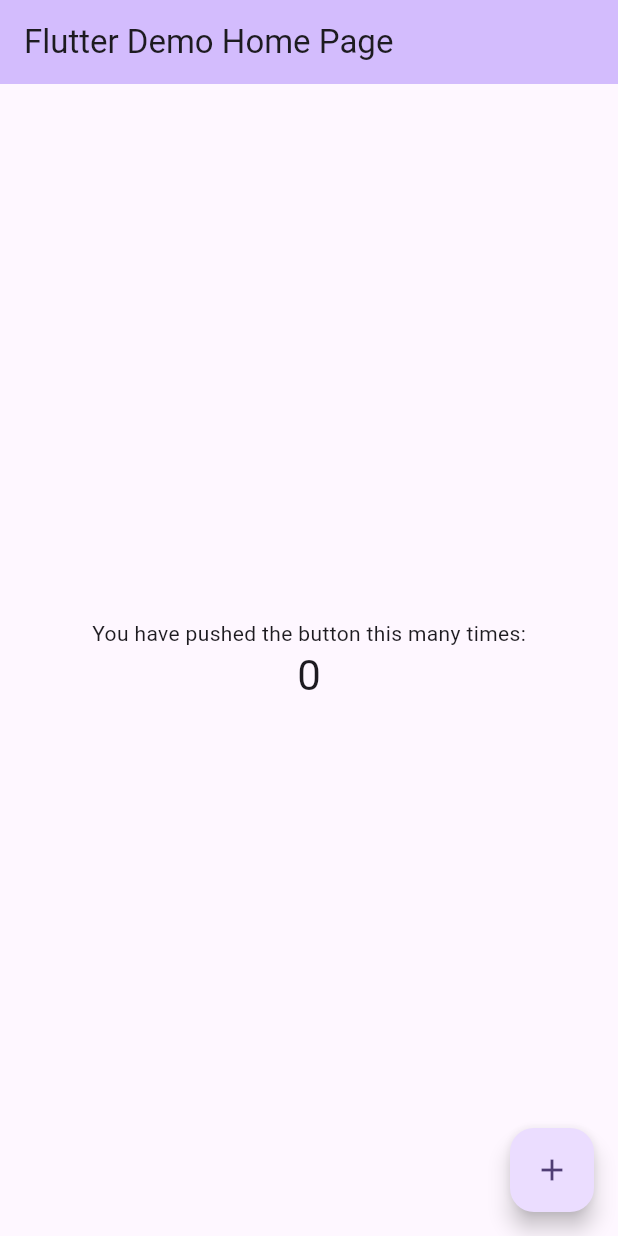
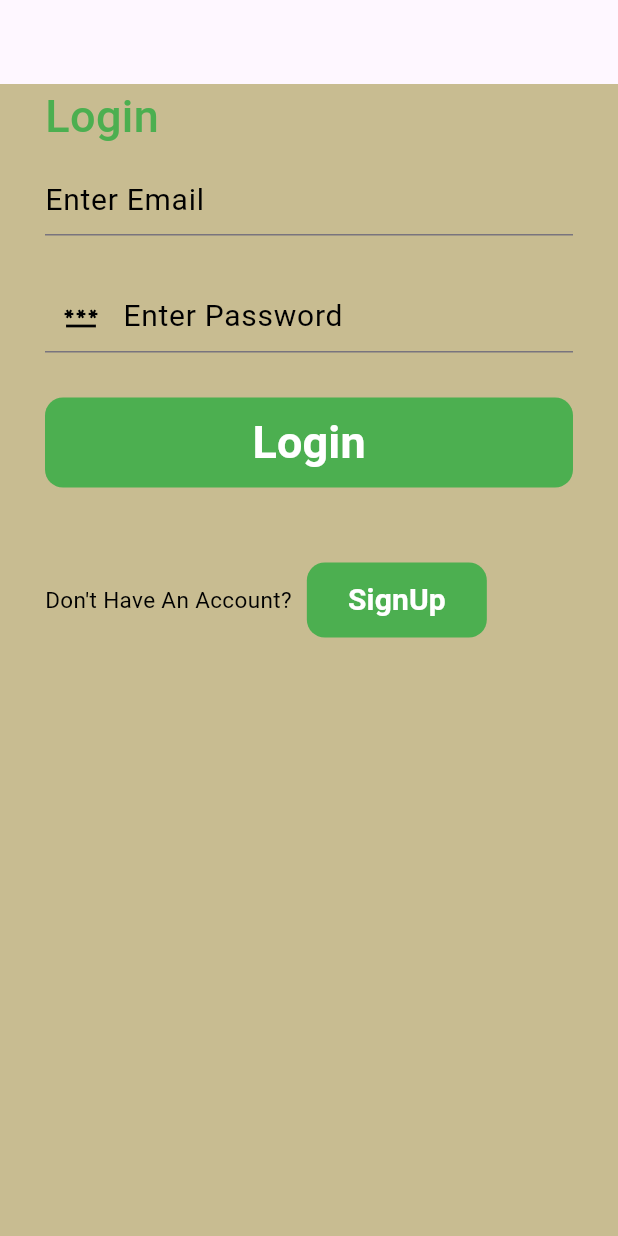
Before and after one commit to Mohitkhanal007/Grocery_store_app, a Flutter app: the screen it shows after launch, on a phone screen of 412 x 824 dp. Run offline on Flutter 3.47's test engine with Material 3 defaults, Android fonts, the phone set to English and light mode, and no system bars.

Commit message:
Login screen

```diff
--- /dev/null
+++ b/lib/app.dart
@@ -0,0 +1,15 @@
+
+import 'package:flutter/material.dart';
+import 'package:jerseyhub/view/login_screenview.dart';
+
+class App extends StatelessWidget {
+  const App({super.key});
+
+  @override
+  Widget build(BuildContext context) {
+    return MaterialApp(
+      home:LoginScreenview (),
+      debugShowCheckedModeBanner: false,
+    );
+  }
+}
--- a/lib/main.dart
+++ b/lib/main.dart
@@ -1,118 +1,6 @@
 import 'package:flutter/material.dart';
+import 'package:jerseyhub/app.dart';
 
 void main() {
-  runApp(const MyApp());
+  runApp( App());
 }
-
-class MyApp extends StatelessWidget {
-  const MyApp({super.key});
-
-  // This widget is the root of your application.
-  @override
-  Widget build(BuildContext context) {
-    return MaterialApp(
-      title: 'Flutter Demo',
-      theme: ThemeData(
-        // This is the theme of your application.
-        //
-        // TRY THIS: Try running your application with "flutter run". You'll see
-        // the application has a purple toolbar. Then, without quitting the app,
-        // try changing the seedColor in the colorScheme below to Colors.green
-        // and then invoke "hot reload" (save your changes or press the "hot
-        // reload" button in a Flutter-supported IDE, or press "r" if you used
-        // the command line to start the app).
-        //
-        // Notice that the counter didn't reset back to zero; the application
-        // state is not lost during the reload. To reset the state, use hot
-        // restart instead.
-        //
-        // This works for code too, not just values: Most code changes can be
-        // tested with just a hot reload.
-        colorScheme: ColorScheme.fromSeed(seedColor: Colors.deepPurple),
-      ),
-      home: const MyHomePage(title: 'Flutter Demo Home Page'),
-    );
-  }
-}
-
-class MyHomePage extends StatefulWidget {
-  const MyHomePage({super.key, required this.title});
-
-  // This widget is the home page of your application. It is stateful, meaning
-  // that it has a State object (defined below) that contains fields that affect
-  // how it looks.
-
-  // This class is the configuration for the state. It holds the values (in this
-  // case the title) provided by the parent (in this case the App widget) and
-  // used by the build method of the State. Fields in a Widget subclass are
-  // always marked "final".
-
-  final String title;
-
-  @override
-  State<MyHomePage> createState() => _MyHomePageState();
-}
-
-class _MyHomePageState extends State<MyHomePage> {
-  int _counter = 0;
-
-  void _incrementCounter() {
-    setState(() {
-
-      _counter++;
-    });
-  }
-
-  @override
-  Widget build(BuildContext context) {
-    // This method is rerun every time setState is called, for instance as done
-    // by the _incrementCounter method above.
-    //
-    // The Flutter framework has been optimized to make rerunning build methods
-    // fast, so that you can just rebuild anything that needs updating rather
-    // than having to individually change instances of widgets.
-    return Scaffold(
-      appBar: AppBar(
-        // TRY THIS: Try changing the color here to a specific color (to
-        // Colors.amber, perhaps?) and trigger a hot reload to see the AppBar
-        // change color while the other colors stay the same.
-        backgroundColor: Theme.of(context).colorScheme.inversePrimary,
-        // Here we take the value from the MyHomePage object that was created by
-        // the App.build method, and use it to set our appbar title.
-        title: Text(widget.title),
-      ),
-      body: Center(
-        // Center is a layout widget. It takes a single child and positions it
-        // in the middle of the parent.
-        child: Column(
-          // Column is also a layout widget. It takes a list of children and
-          // arranges them vertically. By default, it sizes itself to fit its
-          // children horizontally, and tries to be as tall as its parent.
-          //
-          // Column has various properties to control how it sizes itself and
-          // how it positions its children. Here we use mainAxisAlignment to
-          // center the children vertically; the main axis here is the vertical
-          // axis because Columns are vertical (the cross axis would be
-          // horizontal).
-          //
-          // TRY THIS: Invoke "debug painting" (choose the "Toggle Debug Paint"
-          // action in the IDE, or press "p" in the console), to see the
-          // wireframe for each widget.
-          mainAxisAlignment: MainAxisAlignment.center,
-          children: <Widget>[
-            const Text('You have pushed the button this many times:'),
-            Text(
-              '$_counter',
-              style: Theme.of(context).textTheme.headlineMedium,
-            ),
-          ],
-        ),
-      ),
-      floatingActionButton: FloatingActionButton(
-        onPressed: _incrementCounter,
-        tooltip: 'Increment',
-        child: const Icon(Icons.add),
-      ), // This trailing comma makes auto-formatting nicer for build methods.
-    );
-  }
-}
--- /dev/null
+++ b/lib/view/login_screenview.dart
@@ -0,0 +1,127 @@
+
+import 'package:flutter/material.dart';
+
+class LoginScreenview extends StatelessWidget {
+  const LoginScreenview({super.key});
+
+  @override
+  Widget build(BuildContext context) {
+    return Scaffold(
+      appBar: AppBar(elevation: 0,),
+      backgroundColor: Color(0xFFC8BC91),
+
+      resizeToAvoidBottomInset: true, // Allows resizing when keyboard appears
+
+      body: SingleChildScrollView( // <-- Wrap everything here
+        child: Container(
+          padding: EdgeInsets.only(bottom: 30), // Give some bottom padding
+          child: Column(
+            crossAxisAlignment: CrossAxisAlignment.center,
+            children: [
+              // Container(height: 300, child: Image.asset('assets/images/login.png')),
+
+              Padding(
+                padding: const EdgeInsets.symmetric(horizontal: 30),
+                child: Column(
+                  crossAxisAlignment: CrossAxisAlignment.start,
+                  children: [
+                    Text(
+                      'Login',
+                      style: TextStyle(
+                        color: Colors.green,
+                        fontSize: 30,
+                        fontWeight: FontWeight.w500,
+                      ),
+                    ),
+                    SizedBox(height: 10),
+                    TextField(
+                      style: TextStyle(color: Colors.white, fontSize: 15),
+                      decoration: InputDecoration(
+                        focusedBorder: UnderlineInputBorder(
+                          borderSide: BorderSide(width: 3, color: Colors.green),
+                        ),
+                        hintText: "Enter Email",
+                        hintStyle: TextStyle(color: Colors.black, fontSize: 20),
+                      ),
+                    ),
+                    SizedBox(height: 30),
+                    TextField(
+                      obscureText: true, // Optional: hide password
+                      style: TextStyle(color: Colors.white, fontSize: 15),
+                      decoration: InputDecoration(
+                        focusedBorder: UnderlineInputBorder(
+                          borderSide: BorderSide(width: 3, color: Colors.green),
+                        ),
+                        hintText: 'Enter Password',
+                        hintStyle: TextStyle(color: Colors.black, fontSize: 20),
+                        prefixIcon: Icon(Icons.password, color: Colors.black),
+                      ),
+                    ),
+                    SizedBox(height: 30),
+                    Container(
+                      height: 60,
+                      decoration: BoxDecoration(
+                        color: Colors.green,
+                        borderRadius: BorderRadius.circular(12),
+                      ),
+                      child: ElevatedButton(
+                        onPressed: () {
+                          Navigator.push(context, MaterialPageRoute(builder: (context) => DashboardScreenview()));
+                        },
+                        style: ElevatedButton.styleFrom(
+                          backgroundColor: Colors.transparent,
+                          shadowColor: Colors.transparent,
+                          shape: RoundedRectangleBorder(borderRadius: BorderRadius.circular(12)),
+                        ),
+                        child: Center(
+                          child: Text(
+                            'Login',
+                            style: TextStyle(color: Colors.white, fontSize: 30, fontWeight: FontWeight.w600),
+                          ),
+                        ),
+                      ),
+                    ),
+                    SizedBox(height: 50),
+                    Row(
+                      children: [
+                        Text(
+                          "Don't Have An Account?",
+                          style: TextStyle(color: Colors.black, fontSize: 15),
+                        ),
+                        SizedBox(width: 10),
+                        Container(
+                          height: 50,
+                          width: 120,
+                          decoration: BoxDecoration(
+                            borderRadius: BorderRadius.circular(12),
+                            color: Colors.green,
+                          ),
+                          child: ElevatedButton(
+                            onPressed: () {
+                              Navigator.push(context, MaterialPageRoute(builder: (context) => ()));
+                            },
+                            style: ElevatedButton.styleFrom(
+                              backgroundColor: Colors.transparent,
+                              shadowColor: Colors.transparent,
+                              shape: RoundedRectangleBorder(borderRadius: BorderRadius.circular(12)),
+                            ),
+                            child: Center(
+                              child: Text(
+                                'SignUp',
+                                style: TextStyle(color: Colors.white, fontSize: 20, fontWeight: FontWeight.w600),
+                              ),
+                            ),
+                          ),
+                        ),
+                      ],
+                    ),
+                  ],
+                ),
+              ),
+            ],
+          ),
+        ),
+      ),
+    );
+  }
+}
--- a/pubspec.yaml
+++ b/pubspec.yaml
@@ -58,9 +58,9 @@ flutter:
   uses-material-design: true
 
   # To add assets to your application, add an assets section, like this:
-  # assets:
-  #   - images/a_dot_burr.jpeg
-  #   - images/a_dot_ham.jpeg
+  assets:
+     - assets/images/
+     - assets/icon/
 
   # An image asset can refer to one or more resolution-specific "variants", see
   # https://flutter.dev/to/resolution-aware-images
```
